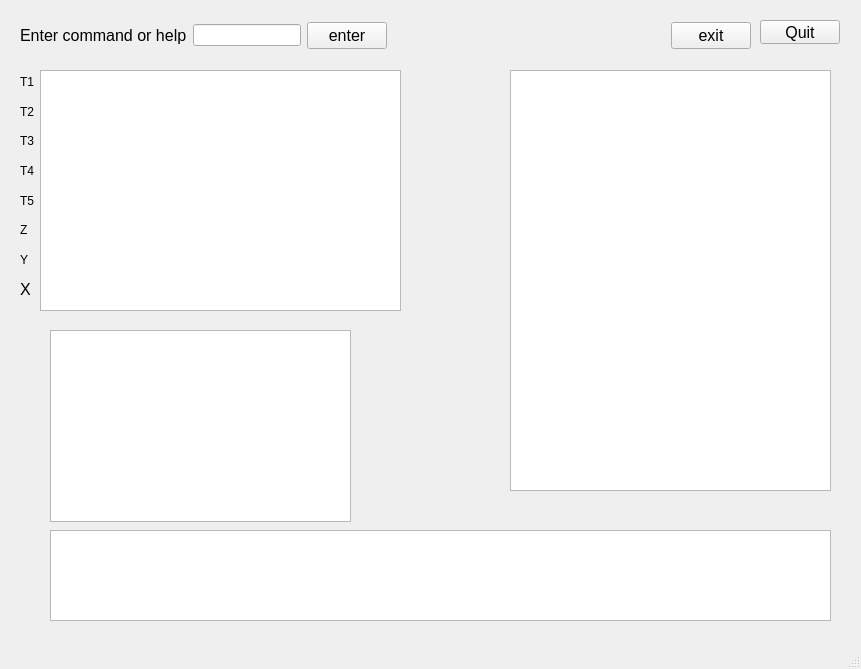
Above: mainwindow.ui from drrob1/qtrpn before the change. Below: the same form after it.
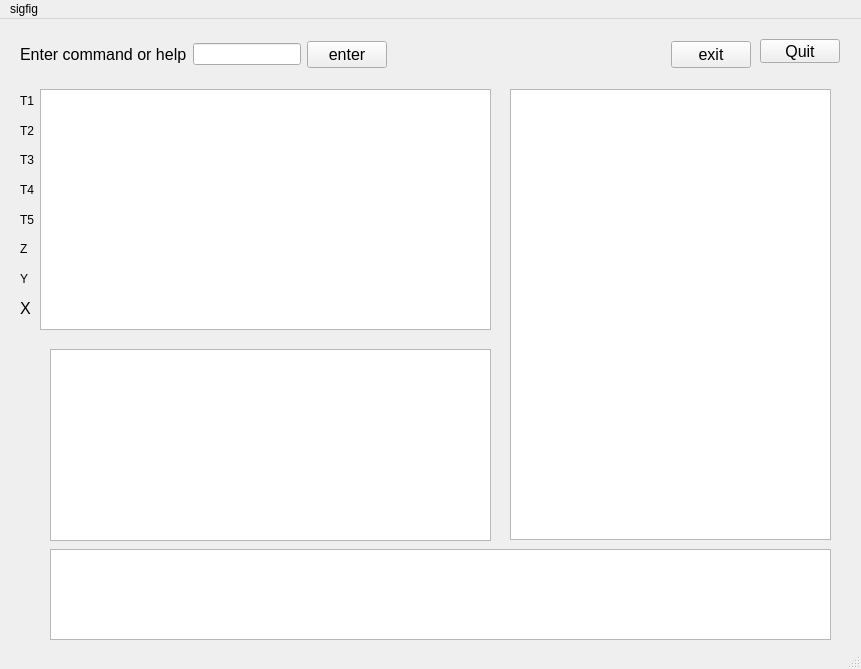
That is the form after the change.

Commit message: 02/02/2020 12:04:08 PM  I'm starting to compile what I have. hpcalcc2.cpp mainwindow.cpp mainwindow.h mainwindow.ui

The edit to the form file:
```diff
--- a/mainwindow.ui
+++ b/mainwindow.ui
@@ -19,7 +19,7 @@
      <rect>
       <x>40</x>
       <y>70</y>
-      <width>361</width>
+      <width>451</width>
       <height>241</height>
      </rect>
     </property>
@@ -34,7 +34,7 @@
      <rect>
       <x>50</x>
       <y>330</y>
-      <width>301</width>
+      <width>441</width>
       <height>192</height>
      </rect>
     </property>
@@ -55,7 +55,7 @@
       <x>510</x>
       <y>70</y>
       <width>321</width>
-      <height>421</height>
+      <height>451</height>
      </rect>
     </property>
    </widget>
@@ -77,7 +77,7 @@
      <string>Quit</string>
     </property>
    </widget>
-   <widget class="QWidget" name="">
+   <widget class="QWidget" name="layoutWidget">
     <property name="geometry">
      <rect>
       <x>20</x>
@@ -145,7 +145,7 @@
      </item>
     </layout>
    </widget>
-   <widget class="QWidget" name="">
+   <widget class="QWidget" name="layoutWidget">
     <property name="geometry">
      <rect>
       <x>20</x>
@@ -228,6 +228,18 @@
      <height>21</height>
     </rect>
    </property>
+   <widget class="QMenu" name="menusigfig">
+    <property name="title">
+     <string>sigfig</string>
+    </property>
+    <addaction name="action2"/>
+    <addaction name="action4"/>
+    <addaction name="action4_2"/>
+    <addaction name="action6"/>
+    <addaction name="action8"/>
+    <addaction name="action_1"/>
+   </widget>
+   <addaction name="menusigfig"/>
   </widget>
   <widget class="QStatusBar" name="statusbar"/>
  </widget>
```
Left out of the diff: 30 changed lines with no effect on the pictures. The commit also changes 3 other files.
